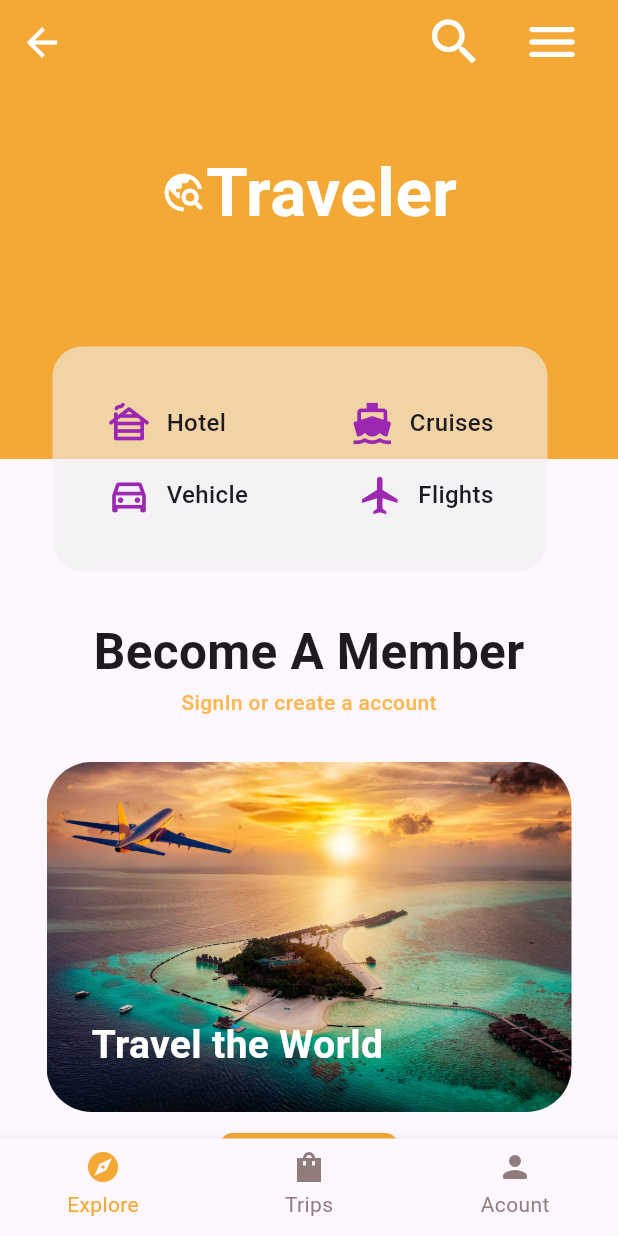
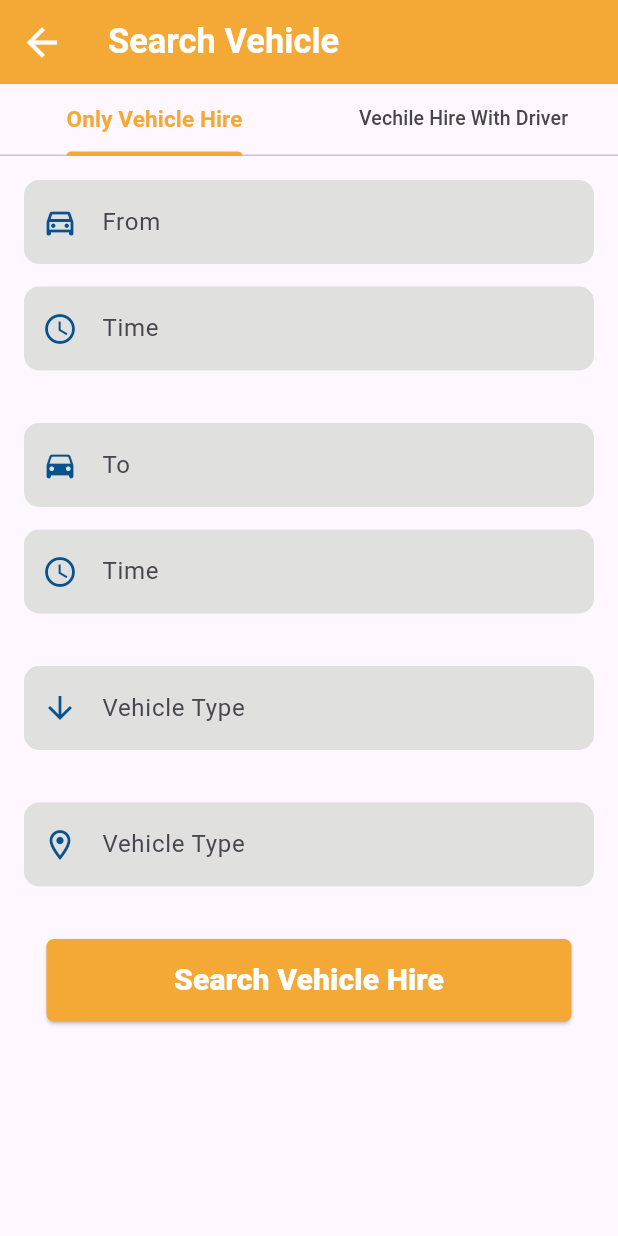
Before and after one commit to nadunidush/travels_app, a Flutter app: the Home screen opened directly, after a tap on "Vehicle", on a phone screen of 412 x 824 dp. Run offline on Flutter 3.47's test engine with Material 3 defaults, Android fonts, the phone set to English and light mode, and no system bars; our stand-ins replace cloud_firestore, firebase_auth, firebase_core, mask_text_input_formatter; accounts and stored records are empty.

Commit message:
create half UI of vehicle hire

```diff
--- a/lib/pages/home.dart
+++ b/lib/pages/home.dart
@@ -1,6 +1,7 @@
 import 'package:flutter/material.dart';
 import 'package:travels_app/auth/auth_services.dart';
 import 'package:travels_app/pages/plan_destination_flight.dart';
+import 'package:travels_app/pages/plan_destination_vehicle.dart';
 import 'package:travels_app/pages/select_signup_signin.dart';
 import 'package:travels_app/pages/welcome_page.dart';
 
@@ -149,7 +150,9 @@ class _HomeState extends State<Home> {
                                     width: 10,
                                   ),
                                   GestureDetector(
-                                      onTap: () {},
+                                      onTap: () {
+                                        Navigator.push(context, MaterialPageRoute(builder: (context) => DestinationVehicle()));
+                                      },
                                       child: Text(
                                         "Vehicle",
                                         style: TextStyle(
--- /dev/null
+++ b/lib/pages/plan_destination_vehicle.dart
@@ -0,0 +1,56 @@
+import 'package:flutter/material.dart';
+import 'package:travels_app/widgets/search_vehicle_hire.dart';
+
+class DestinationVehicle extends StatefulWidget {
+  const DestinationVehicle({super.key});
+
+  @override
+  State<DestinationVehicle> createState() => _DestinationVehicleState();
+}
+
+class _DestinationVehicleState extends State<DestinationVehicle> {
+  @override
+  Widget build(BuildContext context) {
+    return DefaultTabController(
+      length: 2,
+      child: Scaffold(
+        appBar: AppBar(
+          backgroundColor: const Color.fromARGB(255, 244, 168, 54),
+          iconTheme: IconThemeData(
+            size: 30,
+            color: Colors.white
+          ),
+          title: const Text('Search Vehicle', style: TextStyle(
+              fontWeight: FontWeight.bold,
+              fontSize: 23,
+              color: Colors.white
+            ),),
+        ),
+
+        body: Column(
+          children: [
+            TabBar(
+              labelStyle: TextStyle(fontWeight: FontWeight.w700, fontSize: 15),
+              labelColor: Color.fromARGB(255, 244, 168, 54),
+              unselectedLabelStyle: TextStyle(fontWeight: FontWeight.w500, fontSize: 13),
+              indicatorColor: Color.fromARGB(255, 244, 168, 54),
+              indicatorSize: TabBarIndicatorSize.label,
+               tabs: [
+                Tab(text: 'Only Vehicle Hire'),
+                Tab(text: "Vechile Hire With Driver"),
+               ],
+            ),
+            Expanded(
+              child: TabBarView(
+                children: [
+                   SearchVehicleHire(),
+                   Text("hellow")
+                ]
+              ),
+            )
+          ],
+        ),
+      ),
+    );
+  }
+}
--- /dev/null
+++ b/lib/widgets/search_vehicle_hire.dart
@@ -0,0 +1,134 @@
+import 'package:flutter/material.dart';
+
+class SearchVehicleHire extends StatefulWidget {
+  const SearchVehicleHire({super.key});
+
+  @override
+  State<SearchVehicleHire> createState() => _SearchVehicleHireState();
+}
+
+class _SearchVehicleHireState extends State<SearchVehicleHire> {
+
+  @override
+  Widget build(BuildContext context) {
+    return Padding(
+      padding: const EdgeInsets.all(16.0),
+      child: Column(
+        children: [
+
+          //Vehiclefrom
+          TextFormField(
+            decoration: InputDecoration(
+              filled: true,
+              fillColor: Color.fromARGB(255, 224, 224, 223),
+              border: OutlineInputBorder(
+                borderSide: BorderSide.none,
+                borderRadius: BorderRadius.circular(10),
+              ),
+              prefixIcon: Icon(Icons.directions_car_filled_outlined,
+                  color: const Color.fromARGB(255, 8, 82, 142)),
+              hintText: "From",
+            ),
+          ),
+
+          SizedBox(height: 15,),
+          //fromtime
+          TextFormField(
+            decoration: InputDecoration(
+              filled: true,
+              fillColor: Color.fromARGB(255, 224, 224, 223),
+              border: OutlineInputBorder(
+                borderSide: BorderSide.none,
+                borderRadius: BorderRadius.circular(10),
+              ),
+              prefixIcon: Icon(Icons.access_time_outlined,
+                  color: const Color.fromARGB(255, 8, 82, 142)),
+              hintText: "Time",
+            ),
+          ),
+
+          SizedBox(height: 35,),
+          //VehicleTo
+          TextFormField(
+            decoration: InputDecoration(
+              filled: true,
+              fillColor: Color.fromARGB(255, 224, 224, 223),
+              border: OutlineInputBorder(
+                borderSide: BorderSide.none,
+                borderRadius: BorderRadius.circular(10),
+              ),
+              prefixIcon: Icon(Icons.directions_car_rounded,
+                  color: const Color.fromARGB(255, 8, 82, 142)),
+              hintText: "To",
+            ),
+          ),
+
+          SizedBox(height: 15,),
+          //ToTime
+          TextFormField(
+            decoration: InputDecoration(
+              filled: true,
+              fillColor: Color.fromARGB(255, 224, 224, 223),
+              border: OutlineInputBorder(
+                borderSide: BorderSide.none,
+                borderRadius: BorderRadius.circular(10),
+              ),
+              prefixIcon: Icon(Icons.access_time_outlined,
+                  color: const Color.fromARGB(255, 8, 82, 142)),
+              hintText: "Time",
+            ),
+          ),
+
+          SizedBox(height: 35,),
+          //vehicleType
+          TextFormField(
+            decoration: InputDecoration(
+              filled: true,
+              fillColor: Color.fromARGB(255, 224, 224, 223),
+              border: OutlineInputBorder(
+                borderSide: BorderSide.none,
+                borderRadius: BorderRadius.circular(10),
+              ),
+              prefixIcon: Icon(Icons.arrow_downward_outlined,
+                  color: const Color.fromARGB(255, 8, 82, 142)),
+              hintText: "Vehicle Type",
+            ),
+          ),
+
+          SizedBox(height: 35,),
+          //vehicleLocation
+          TextFormField(
+            decoration: InputDecoration(
+              filled: true,
+              fillColor: Color.fromARGB(255, 224, 224, 223),
+              border: OutlineInputBorder(
+                borderSide: BorderSide.none,
+                borderRadius: BorderRadius.circular(10),
+              ),
+              prefixIcon: Icon(Icons.location_on_outlined,
+                  color: const Color.fromARGB(255, 8, 82, 142)),
+              hintText: "Vehicle Type",
+            ),
+          ),
+
+          SizedBox(height: 35,),
+          ElevatedButton(
+              style: ElevatedButton.styleFrom(
+                  minimumSize: Size(350, 55),
+                  backgroundColor: const Color.fromARGB(255, 244, 168, 54),
+                  shape: RoundedRectangleBorder(
+                      borderRadius: BorderRadius.circular(5))),
+              onPressed: () {},
+              child: Text(
+                "Search Vehicle Hire",
+                style: TextStyle(
+                    fontSize: 20,
+                    fontWeight: FontWeight.w800,
+                    color: Colors.white),
+              ),
+          )
+        ],
+      ),
+    );
+  }
+}
```
